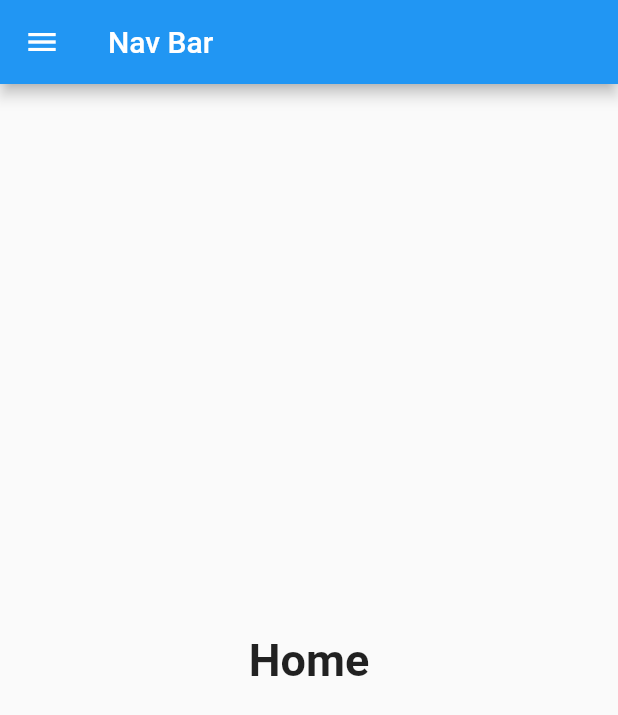
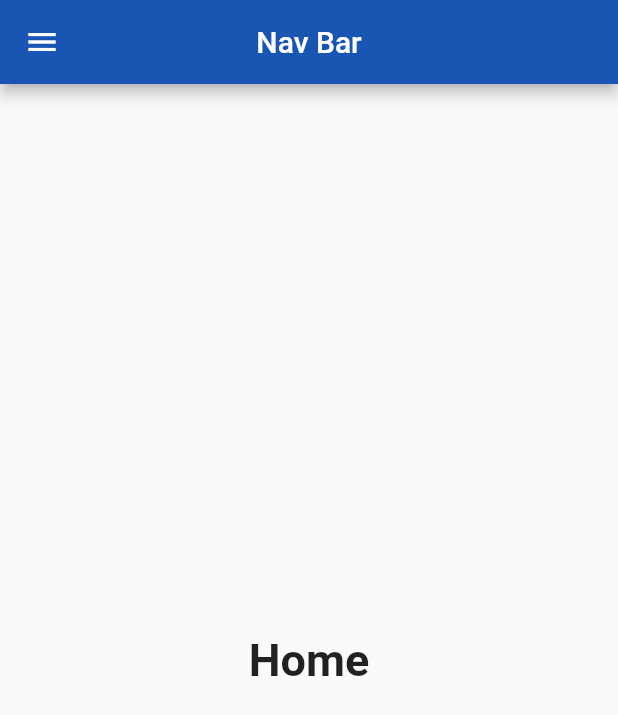
Before and after one commit to nikenwab/CS3141-COVID-Tracking-App, a Flutter app: the screen it shows after launch, on a phone screen of 412 x 824 dp. Shown: the top 715 px of the screen. Run offline on Flutter 3.47's test engine with Material 2 defaults, Android fonts, the phone set to English and light mode, and no system bars; our stand-ins replace flutter_map, flutter_svg, geolocator, latlong; missing offline and left inert: adobe_xd, flutter_map_marker_cluster, flutter_map_marker_popup, user_location.

Commit message:
Changed Nav Bar color

```diff
--- a/lib/main.dart
+++ b/lib/main.dart
@@ -65,6 +65,8 @@ class _myAppState extends State<myApp> {
       home: Scaffold(
         appBar: AppBar(
           title: Text("Nav Bar"),
+          backgroundColor: Color(0xFF1956B4),
+          centerTitle: true,
         ),
         body: list[index],
         drawer: MyDrawer(
```
